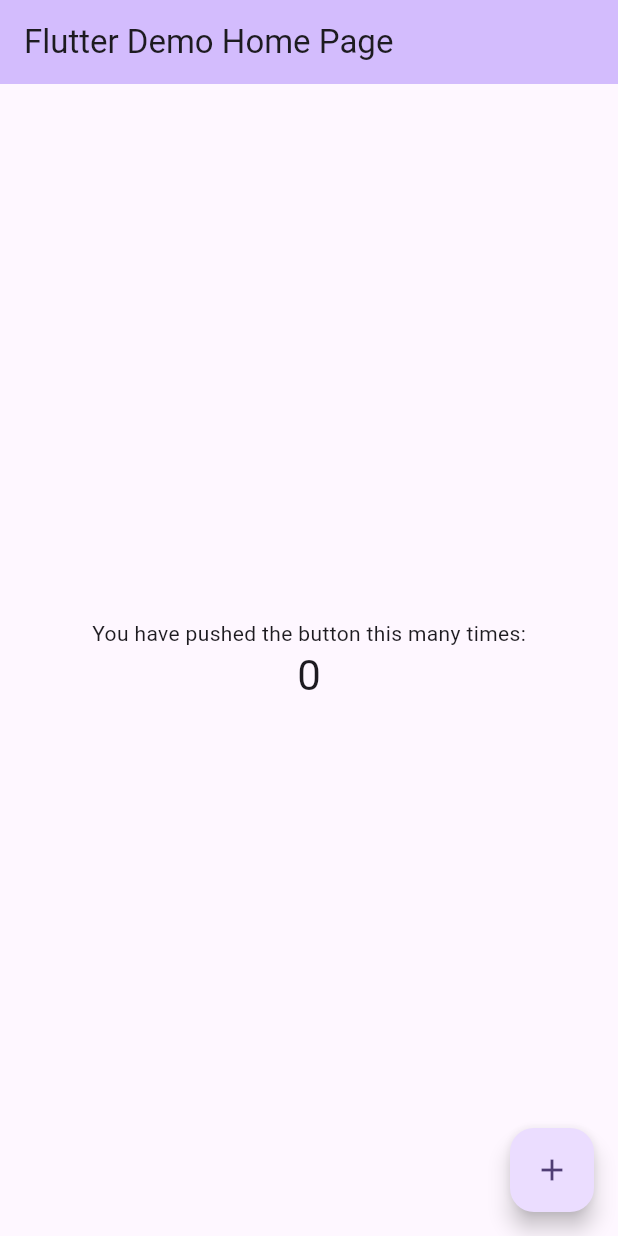
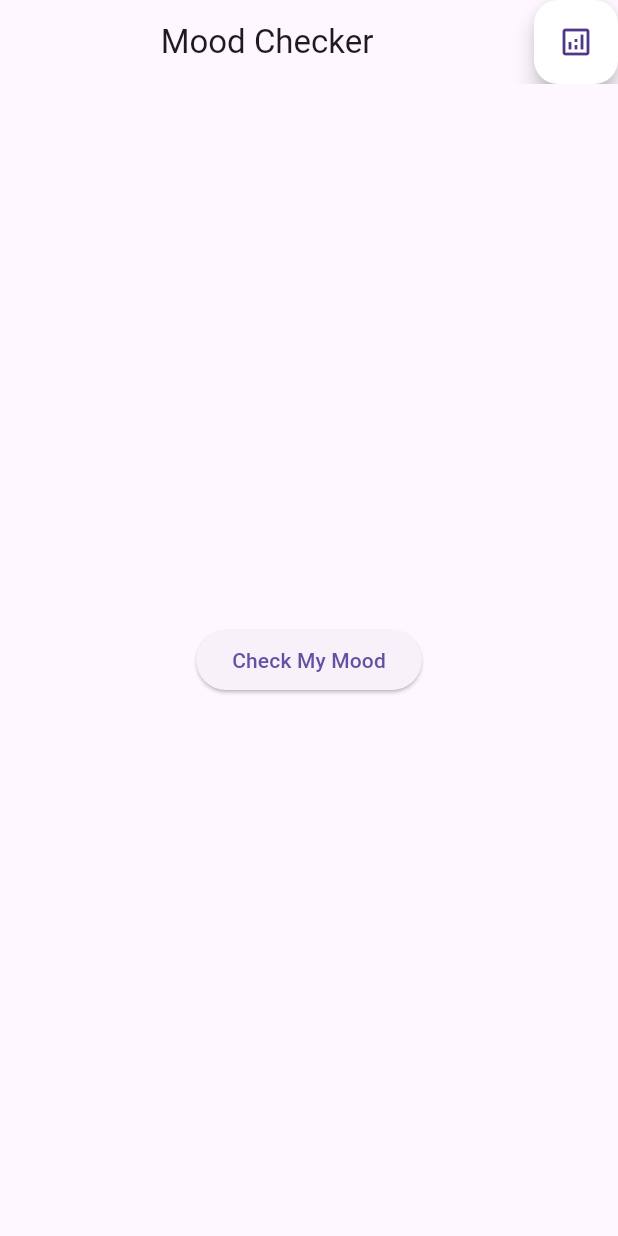
Before and after one commit to Kalkidan407/pulse_mood, a Flutter app: the screen it shows after launch, on a phone screen of 412 x 824 dp. Run offline on Flutter 3.47's test engine with Material 3 defaults, Android fonts, the phone set to English and light mode, and no system bars; our stand-ins replace get, hive, hive_flutter; missing offline and left inert: heart_bpm; accounts and stored records are empty.

Commit message:
hive db added

```diff
--- /dev/null
+++ b/lib/controllers/mood_controller.dart
@@ -0,0 +1,22 @@
+import 'package:get/get.dart';
+import 'package:pulse_mood/data/model_repository.dart';
+import '../data/mood_model.dart';
+import '../data/model_repository.dart';
+
+class MoodController extends GetxController {
+
+  final MoodRepository repo = MoodRepository();
+  var moods = <Mood>[].obs;
+
+  @override
+  void onInit() {
+    moods.value = repo.getAllMoods();
+    super.onInit();
+  }
+
+  void addMood(String mood) async {
+    await repo.saveMood(mood);
+    moods.value = repo.getAllMoods(); // refresh
+  }
+
+}
--- /dev/null
+++ b/lib/data/model_repository.dart
@@ -0,0 +1,17 @@
+import 'package:hive/hive.dart';
+import 'mood_model.dart';
+
+class MoodRepository {
+
+  final Box<Mood> _box = Hive.box<Mood>('moods');
+
+  Future<void> saveMood(String mood) async {
+    final entry = Mood(mood: mood, date: DateTime.now());
+    await _box.add(entry);
+  }
+
+  List<Mood> getAllMoods() {
+    return _box.values.toList();
+  }
+
+}
--- /dev/null
+++ b/lib/data/mood_model.dart
@@ -0,0 +1,14 @@
+import 'package:hive/hive.dart';
+part 'mood_model.g.dart';
+
+@HiveType(typeId: 0)
+class Mood extends HiveObject {
+
+  @HiveField(0)
+  String mood;
+
+  @HiveField(1)
+  DateTime date;
+
+  Mood({required this.mood, required this.date});
+}
--- a/lib/main.dart
+++ b/lib/main.dart
@@ -1,122 +1,30 @@
 import 'package:flutter/material.dart';
+import 'package:get/get.dart';
+import 'package:hive_flutter/hive_flutter.dart';
+import 'data/mood_model.dart';
+import 'views/home_screen.dart';
+import 'controllers/mood_controller.dart';
 
-void main() {
-  runApp(const MyApp());
+void main() async {
+  WidgetsFlutterBinding.ensureInitialized();
+  await Hive.initFlutter();
+  Hive.registerAdapter(MoodAdapter());
+  await Hive.openBox<Mood>('moods');
+
+  Get.put(MoodController()); // Inject controller globally
+
+  runApp(MyApp());
 }
 
 class MyApp extends StatelessWidget {
-  const MyApp({super.key});
-
-  // This widget is the root of your application.
   @override
   Widget build(BuildContext context) {
-    return MaterialApp(
-      title: 'Flutter Demo',
-      theme: ThemeData(
-        // This is the theme of your application.
-        //
-        // TRY THIS: Try running your application with "flutter run". You'll see
-        // the application has a purple toolbar. Then, without quitting the app,
-        // try changing the seedColor in the colorScheme below to Colors.green
-        // and then invoke "hot reload" (save your changes or press the "hot
-        // reload" button in a Flutter-supported IDE, or press "r" if you used
-        // the command line to start the app).
-        //
-        // Notice that the counter didn't reset back to zero; the application
-        // state is not lost during the reload. To reset the state, use hot
-        // restart instead.
-        //
-        // This works for code too, not just values: Most code changes can be
-        // tested with just a hot reload.
-        colorScheme: ColorScheme.fromSeed(seedColor: Colors.deepPurple),
-      ),
-      home: const MyHomePage(title: 'Flutter Demo Home Page'),
+
+    return GetMaterialApp(
+      debugShowCheckedModeBanner: false,
+      title: 'Mood Checker',
+      home: HomeScreen(),
     );
+
   }
 }
-
-class MyHomePage extends StatefulWidget {
-  const MyHomePage({super.key, required this.title});
-
-  // This widget is the home page of your application. It is stateful, meaning
-  // that it has a State object (defined below) that contains fields that affect
-  // how it looks.
-
-  // This class is the configuration for the state. It holds the values (in this
-  // case the title) provided by the parent (in this case the App widget) and
-  // used by the build method of the State. Fields in a Widget subclass are
-  // always marked "final".
-
-  final String title;
-
-  @override
-  State<MyHomePage> createState() => _MyHomePageState();
-}
-
-class _MyHomePageState extends State<MyHomePage> {
-  int _counter = 0;
-
-  void _incrementCounter() {
-    setState(() {
-      // This call to setState tells the Flutter framework that something has
-      // changed in this State, which causes it to rerun the build method below
-      // so that the display can reflect the updated values. If we changed
-      // _counter without calling setState(), then the build method would not be
-      // called again, and so nothing would appear to happen.
-      _counter++;
-    });
-  }
-
-  @override
-  Widget build(BuildContext context) {
-    // This method is rerun every time setState is called, for instance as done
-    // by the _incrementCounter method above.
-    //
-    // The Flutter framework has been optimized to make rerunning build methods
-    // fast, so that you can just rebuild anything that needs updating rather
-    // than having to individually change instances of widgets.
-    return Scaffold(
-      appBar: AppBar(
-        // TRY THIS: Try changing the color here to a specific color (to
-        // Colors.amber, perhaps?) and trigger a hot reload to see the AppBar
-        // change color while the other colors stay the same.
-        backgroundColor: Theme.of(context).colorScheme.inversePrimary,
-        // Here we take the value from the MyHomePage object that was created by
-        // the App.build method, and use it to set our appbar title.
-        title: Text(widget.title),
-      ),
-      body: Center(
-        // Center is a layout widget. It takes a single child and positions it
-        // in the middle of the parent.
-        child: Column(
-          // Column is also a layout widget. It takes a list of children and
-          // arranges them vertically. By default, it sizes itself to fit its
-          // children horizontally, and tries to be as tall as its parent.
-          //
-          // Column has various properties to control how it sizes itself and
-          // how it positions its children. Here we use mainAxisAlignment to
-          // center the children vertically; the main axis here is the vertical
-          // axis because Columns are vertical (the cross axis would be
-          // horizontal).
-          //
-          // TRY THIS: Invoke "debug painting" (choose the "Toggle Debug Paint"
-          // action in the IDE, or press "p" in the console), to see the
-          // wireframe for each widget.
-          mainAxisAlignment: MainAxisAlignment.center,
-          children: <Widget>[
-            const Text('You have pushed the button this many times:'),
-            Text(
-              '$_counter',
-              style: Theme.of(context).textTheme.headlineMedium,
-            ),
-          ],
-        ),
-      ),
-      floatingActionButton: FloatingActionButton(
-        onPressed: _incrementCounter,
-        tooltip: 'Increment',
-        child: const Icon(Icons.add),
-      ), // This trailing comma makes auto-formatting nicer for build methods.
-    );
-  }
-}
--- /dev/null
+++ b/lib/views/home_screen.dart
@@ -0,0 +1,68 @@
+import 'package:flutter/material.dart';
+import 'package:get/get.dart';
+import 'package:pulse_mood/views/history.dart';
+import '../controllers/mood_controller.dart';
+import 'scanner_screen.dart';
+import 'summary_screen.dart';
+//import '../views/summary_screen.dart';
+
+class HomeScreen extends StatelessWidget {
+  final controller = Get.find<MoodController>();
+
+  @override
+  Widget build(BuildContext context) {
+
+    return Scaffold(
+
+      appBar: AppBar(
+        title:
+        Center(
+          child:
+        Text("Mood Checker")),
+        actions: [
+
+          FloatingActionButton(
+
+            backgroundColor: Colors.white,
+            onPressed: () {
+             Get.to(History());
+
+            },
+            child: Icon(
+              Icons.analytics_outlined
+            ),
+
+
+            )
+        ],
+
+        ),
+      body:
+          Center(
+       child:
+          ElevatedButton(
+            onPressed: () => Get.to(() => ScannerScreen()),
+            child: Text("Check My Mood"),
+          ),
+          )
+          // ElevatedButton(
+          //   onPressed: () => Get.to(() => summary_scre),
+          //   child: Text("View Summary"),
+          // ),
+          // Expanded(
+          //   child: Obx(() => ListView.builder(
+          //     itemCount: controller.moods.length,
+          //     itemBuilder: (ctx, i) {
+          //       final mood = controller.moods[i];
+          //       return ListTile(
+          //         title: Text(mood.mood),
+          //         subtitle: Text(mood.date.toString()),
+          //       );
+          //     },
+          //   )),
+          // )
+
+
+    );
+  }
+}
```
Also changed, not shown: lib/views/history.dart (added, +40 -0 lines), lib/views/result_screen.dart (added, +43 -0 lines), lib/views/scanner_screen.dart (added, +72 -0 lines), pubspec.yaml (+9 -0 lines), lib/data/mood_model.g.dart (added), lib/test.dart (added), lib/views/summary_screen.dart (added), lib/widgets/mood_chart.dart (added), pubspec.lock, 3 other files.
